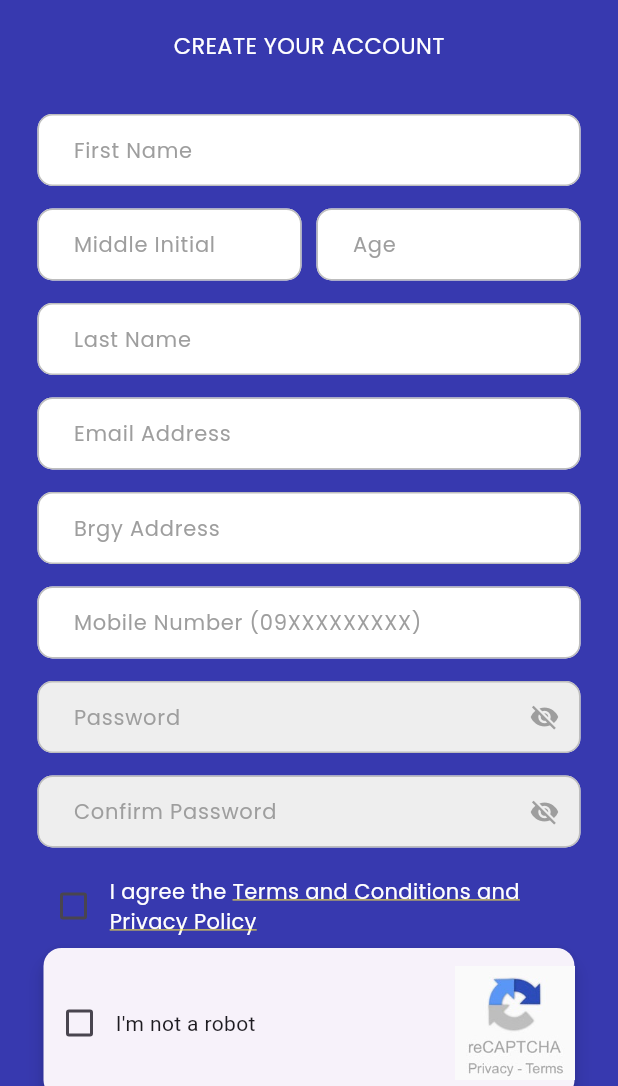
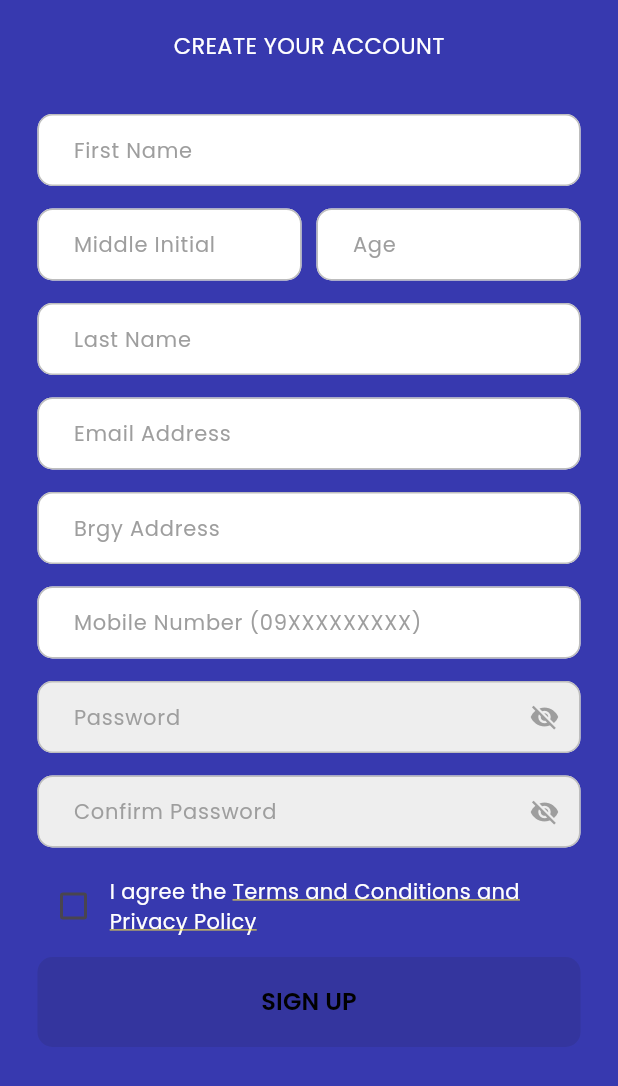
Before and after one commit to ryanrey08/konek_app, a Flutter app: the AccountRegister screen opened by its route, on a phone screen of 412 x 824 dp, the part 150-1236 px from its top. Run offline on Flutter 3.47's test engine with Material 3 defaults, Android fonts, the light colour scheme and no system bars; our stand-ins replace auto_size_text, awesome_dialog, awesome_notifications, carousel_slider, connectivity_plus, datetime_picker_formfield_new and 16 more; missing offline and left inert: flutter_device_identifier, flutter_timer_countdown, g_recaptcha_v3, grecaptcha, hcaptcha, mac_address and 5 more; accounts and stored records are empty.

```diff
--- a/lib/auth/screens/forgot_password.dart
+++ b/lib/auth/screens/forgot_password.dart
@@ -43,6 +43,8 @@
 
   bool isOtpValid = false;
 
+  bool isCheckNumber = false;
+
   @override
   void didChangeDependencies() async {
     super.didChangeDependencies();
@@ -86,6 +88,9 @@
   }
 
   Future<void> checkUserExists() async {
+    setState(() {
+      isCheckNumber = true;
+    });
     var data;
     try {
       data = await Provider.of<Auth>(context, listen: false)
@@ -212,6 +217,10 @@
           },
         ).show();
       }
+
+      setState(() {
+        isCheckNumber = false;
+      });
     } on HttpException catch (error) {
       var message = "Error";
       if (error.toString().contains('User not found')) {
@@ -622,7 +631,9 @@
                               color: Colors.green,
                               decorationColor: Colors.black,
                             )),
-                        onPressed: () {
+                        onPressed: isCheckNumber
+                            ? null
+                            : () {
                                 if (!_form.currentState!.validate()) {
                                   return;
                                 } else {
--- a/lib/auth/screens/register.dart
+++ b/lib/auth/screens/register.dart
@@ -704,48 +704,48 @@
                                     : Container())
                                 : Container(),
 
-                            Card(
-                              elevation: 5,
-                              child: SizedBox(
-                                height: 100,
-                                child: Row(
-                                  children: <Widget>[
-                                    Checkbox(
-                                        value: isNotARobot,
-                                        onChanged: (bool? value) {
-                                          _openReCaptcha();
-                                        }),
-                                    const Expanded(
-                                      child: Text("I'm not a robot"),
-                                    ),
-                                    const SizedBox(
-                                      width: 5,
-                                    ),
-                                    Container(
-                                      alignment: Alignment.centerRight,
-                                      child: Image.asset(
-                                        'assets/images/captcha.jpg',
-                                        width: 80,
-                                        height: 80,
-                                      ),
-                                    ),
-                                  ],
-                                ),
-                              ),
-                            ),
-                            isCheckedLoad
-                                ? (!isNotARobot
-                                    ? Text(
-                                        "Please check not a robot",
-                                        style: GoogleFonts.poppins(
-                                          textStyle: TextStyle(
-                                            fontSize: 12,
-                                            color: Colors.redAccent[200],
-                                          ),
-                                        ),
-                                      )
-                                    : Container())
-                                : Container(),
+                            // Card(
+                            //   elevation: 5,
+                            //   child: SizedBox(
+                            //     height: 100,
+                            //     child: Row(
+                            //       children: <Widget>[
+                            //         Checkbox(
+                            //             value: isNotARobot,
+                            //             onChanged: (bool? value) {
+                            //               _openReCaptcha();
+                            //             }),
+                            //         const Expanded(
+                            //           child: Text("I'm not a robot"),
+                            //         ),
+                            //         const SizedBox(
+                            //           width: 5,
+                            //         ),
+                            //         Container(
+                            //           alignment: Alignment.centerRight,
+                            //           child: Image.asset(
+                            //             'assets/images/captcha.jpg',
+                            //             width: 80,
+                            //             height: 80,
+                            //           ),
+                            //         ),
+                            //       ],
+                            //     ),
+                            //   ),
+                            // ),
+                            // isCheckedLoad
+                            //     ? (!isNotARobot
+                            //         ? Text(
+                            //             "Please check not a robot",
+                            //             style: GoogleFonts.poppins(
+                            //               textStyle: TextStyle(
+                            //                 fontSize: 12,
+                            //                 color: Colors.redAccent[200],
+                            //               ),
+                            //             ),
+                            //           )
+                            //         : Container())
+                            //     : Container(),
                             const SizedBox(
                               height: 10,
                             ),
```
Also changed, not shown: 1 other file. Lines whose indentation alone changed are shown as unchanged.
